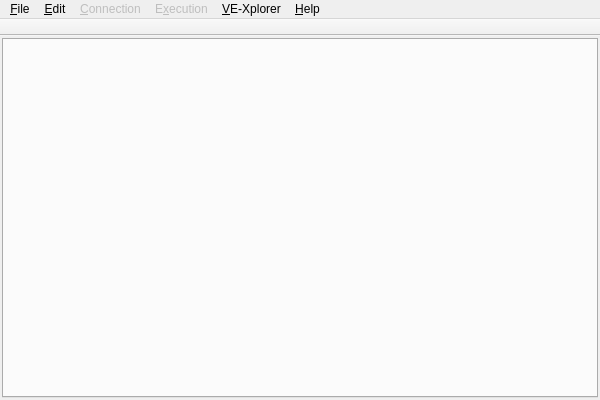
Before: the Qt Designer form src/ves/conductor/qt/MainWindow.ui in multitudinous/ve-suite, drawn with Qt 5.
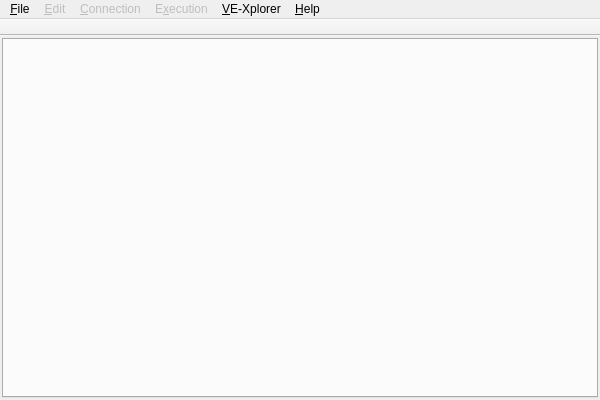
After: the same form once the commit is applied. Icons and pictures are not drawn.

Commit message: trying to wire up the quite menu option.

Patch:
```diff
--- a/src/ves/conductor/qt/MainWindow.ui
+++ b/src/ves/conductor/qt/MainWindow.ui
@@ -94,6 +94,9 @@
     <addaction name="actionQuit"/>
    </widget>
    <widget class="QMenu" name="menu_Edit">
+    <property name="enabled">
+     <bool>false</bool>
+    </property>
     <property name="title">
      <string>&amp;Edit</string>
     </property>
```
Left out of the diff: 5 changed lines with no effect on the pictures. The commit also changes 2 other files.
